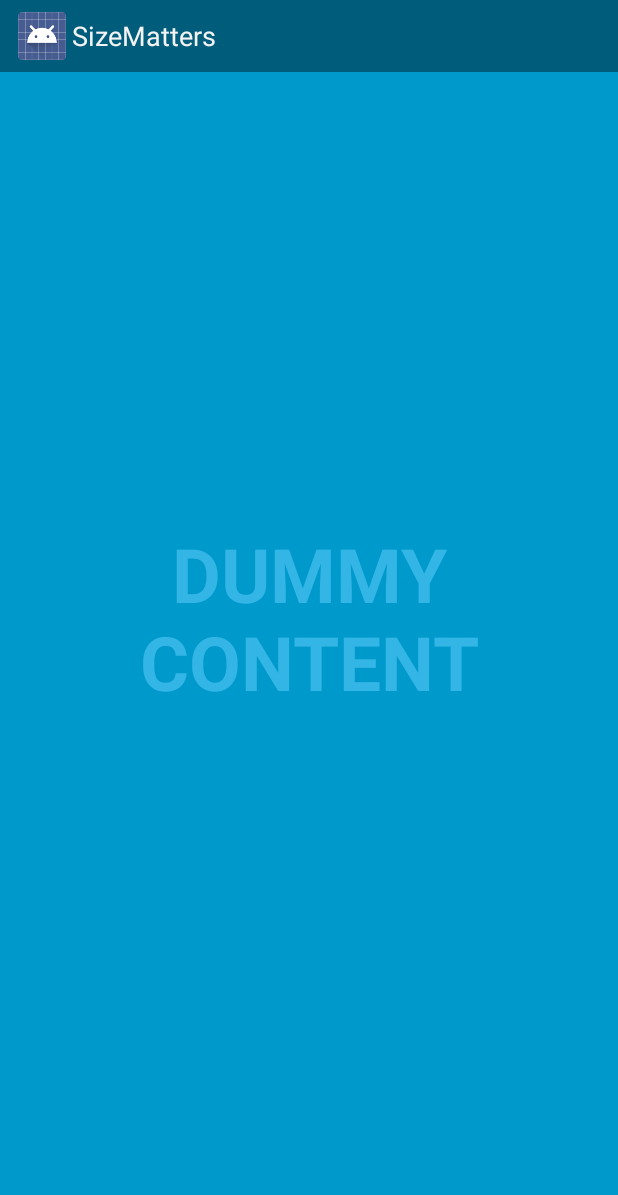
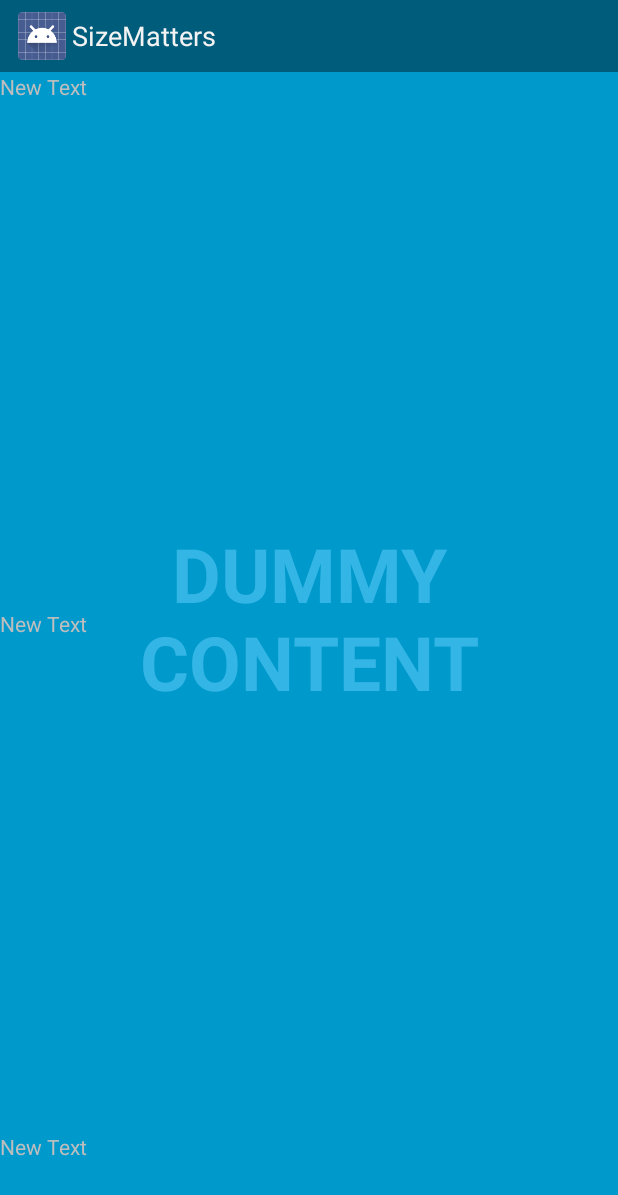
Before and after one commit to kirayatail/sizematters, an Android app: the screen it shows after launch (MainActivity), on a phone screen of 412 x 824 dp. Shown: the top 1195 px of the screen. Run offline under Robolectric (Android 15) with nearby library versions, the light colour scheme and no system bars; 1 statement that could not run was skipped.

Commit message:
Added textviews that display the acceleration, and sensorevents

```diff
--- a/SizeMatters/app/src/main/java/edu/chl/startup/sizematters/app/MainActivity.java
+++ b/SizeMatters/app/src/main/java/edu/chl/startup/sizematters/app/MainActivity.java
@@ -4,11 +4,16 @@ import edu.chl.startup.sizematters.app.util.SystemUiHider;
 
 import android.annotation.TargetApi;
 import android.app.Activity;
+import android.hardware.Sensor;
+import android.hardware.SensorEvent;
+import android.hardware.SensorEventListener;
+import android.hardware.SensorManager;
 import android.os.Build;
 import android.os.Bundle;
 import android.os.Handler;
 import android.view.MotionEvent;
 import android.view.View;
+import android.widget.TextView;
 
 
 /**
@@ -17,7 +22,7 @@ import android.view.View;
  *
  * @see SystemUiHider
  */
-public class MainActivity extends Activity {
+public class MainActivity extends Activity implements SensorEventListener{
     /**
      * Whether or not the system UI should be auto-hidden after
      * {@link #AUTO_HIDE_DELAY_MILLIS} milliseconds.
@@ -46,14 +51,27 @@ public class MainActivity extends Activity {
      */
     private SystemUiHider mSystemUiHider;
 
+
+    private  SensorManager mSensorManager;
+    private  Sensor mAccelerometer;
+    private double[] gravity = new double[]{9.81,9.81,9.81};
+    private double[] linear_acceleration = new double[3];
+
+    private TextView outputX;
+    private TextView outputY;
+    private TextView outputZ;
+
     @Override
     protected void onCreate(Bundle savedInstanceState) {
         super.onCreate(savedInstanceState);
+
 
         setContentView(R.layout.activity_main);
 
         final View controlsView = findViewById(R.id.fullscreen_content_controls);
         final View contentView = findViewById(R.id.fullscreen_content);
+
+
 
         // Set up an instance of SystemUiHider to control the system UI for
         // this activity.
@@ -113,6 +131,15 @@ public class MainActivity extends Activity {
         // operations to prevent the jarring behavior of controls going away
         // while interacting with the UI.
         findViewById(R.id.dummy_button).setOnTouchListener(mDelayHideTouchListener);
+
+        outputX = (TextView) findViewById(R.id.textView);
+        outputY = (TextView) findViewById(R.id.textView2);
+        outputZ = (TextView) findViewById(R.id.textView3);
+
+        mSensorManager = (SensorManager)getSystemService(SENSOR_SERVICE);
+        mAccelerometer = mSensorManager.getDefaultSensor(Sensor.TYPE_ACCELEROMETER);
+
+        mSensorManager.registerListener(this, mAccelerometer, SensorManager.SENSOR_DELAY_NORMAL);
     }
 
     @Override
@@ -157,4 +184,39 @@ public class MainActivity extends Activity {
         mHideHandler.removeCallbacks(mHideRunnable);
         mHideHandler.postDelayed(mHideRunnable, delayMillis);
     }
+
+    protected void onResume() {
+        super.onResume();
+        mSensorManager.registerListener(this, mAccelerometer, SensorManager.SENSOR_DELAY_NORMAL);
+    }
+
+    protected void onPause() {
+        super.onPause();
+        mSensorManager.unregisterListener(this);
+    }
+
+    public void onAccuracyChanged(Sensor sensor, int accuracy) {
+    }
+
+    public void onSensorChanged(SensorEvent event) {
+
+        // alpha is calculated as t / (t + dT)
+        // with t, the low-pass filter's time-constant
+        // and dT, the event delivery rate
+
+        final double alpha = 0.8;
+
+        gravity[0] = alpha * gravity[0] + (1 - alpha) * event.values[0];
+        gravity[1] = alpha * gravity[1] + (1 - alpha) * event.values[1];
+        gravity[2] = alpha * gravity[2] + (1 - alpha) * event.values[2];
+
+        linear_acceleration[0] = event.values[0] - gravity[0];
+        linear_acceleration[1] = event.values[1] - gravity[1];
+        linear_acceleration[2] = event.values[2] - gravity[2];
+
+        outputX.setText("acclaration x:"+Double.toString(linear_acceleration[0]));
+        outputY.setText("acclaration y:"+Double.toString(linear_acceleration[1]));
+        outputZ.setText("acclaration z:"+Double.toString(linear_acceleration[2]));
+
+    }
 }
--- a/SizeMatters/app/src/main/res/layout/activity_main.xml
+++ b/SizeMatters/app/src/main/res/layout/activity_main.xml
@@ -33,14 +33,29 @@
             android:orientation="horizontal"
             tools:ignore="UselessParent">
 
-            <Button android:id="@+id/dummy_button"
-                style="?metaButtonBarButtonStyle"
-                android:layout_width="0dp"
-                android:layout_height="wrap_content"
-                android:layout_weight="1"
-                android:text="@string/dummy_button" />
+        </LinearLayout>
 
-        </LinearLayout>
+        <TextView
+            android:layout_width="179dp"
+            android:layout_height="74dp"
+            android:text="@string/textView1"
+            android:id="@+id/textView"
+            android:layout_gravity="left|top" />
+
+        <TextView
+            android:layout_width="162dp"
+            android:layout_height="60dp"
+            android:text="@string/textView2"
+            android:id="@+id/textView2"
+            android:layout_gravity="left|center_vertical" />
+
+        <TextView
+            android:layout_width="137dp"
+            android:layout_height="69dp"
+            android:text="@string/textView3"
+            android:id="@+id/textView3"
+            android:layout_gravity="left|bottom" />
+
     </FrameLayout>
 
 </FrameLayout>
--- a/SizeMatters/app/src/main/res/values/strings.xml
+++ b/SizeMatters/app/src/main/res/values/strings.xml
@@ -4,5 +4,8 @@
     <string name="app_name">SizeMatters</string>
     <string name="dummy_button">Dummy Button</string>
     <string name="dummy_content">DUMMY\nCONTENT</string>
+    <string name="textView1">New Text</string>
+    <string name="textView2">New Text</string>
+    <string name="textView3">New Text</string>
 
 </resources>
```
